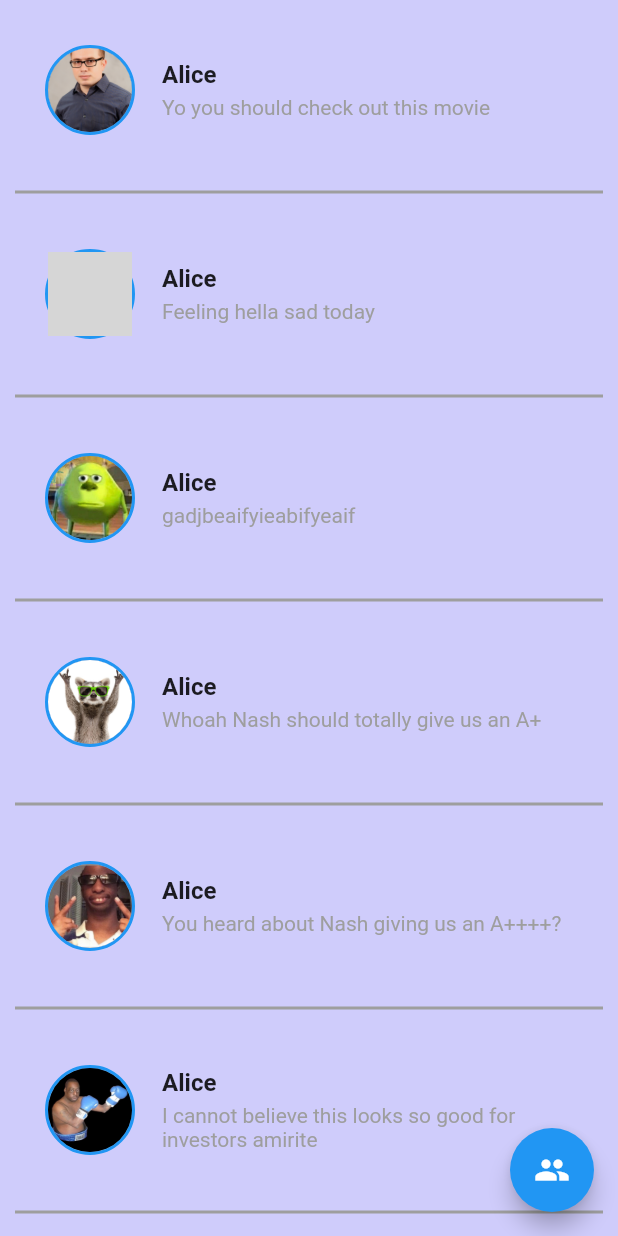
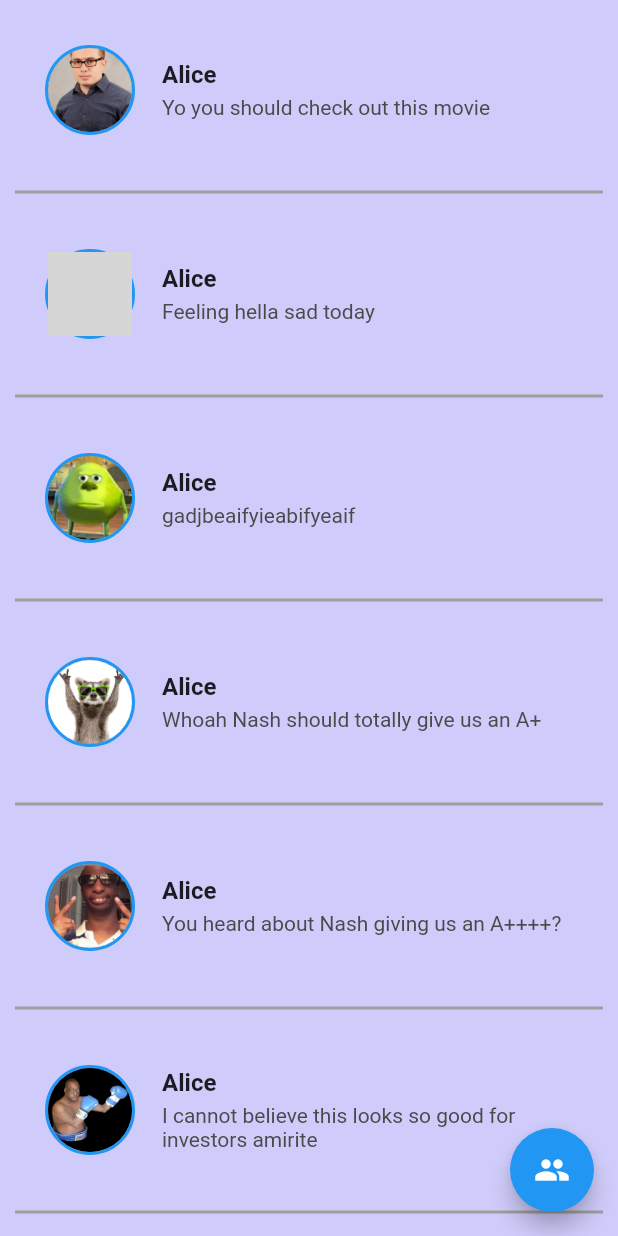
Before and after one commit to tlee85/MoodMagic, a Flutter app: the SocialPage screen opened directly, on a phone screen of 412 x 824 dp. Run offline on Flutter 3.47's test engine with Material 2 defaults, Android fonts, the phone set to English and light mode, and no system bars; our stand-ins replace google_nav_bar, introduction_screen, shared_preferences, table_calendar; accounts and stored records are empty; grey boxes are pictures that could not be loaded.

Commit message:
bit darker words

```diff
--- a/mood_magic/lib/pages/social_page.dart
+++ b/mood_magic/lib/pages/social_page.dart
@@ -108,7 +108,7 @@ class SocialPage extends StatelessWidget {
                         Text(
                           chatTexts[index % chatTexts.length],
                           style: TextStyle(
-                            color: Colors.grey,
+                            color: Color.fromARGB(255, 74, 74, 74),
                             fontSize: 14,
                           ),
                         ),
```
